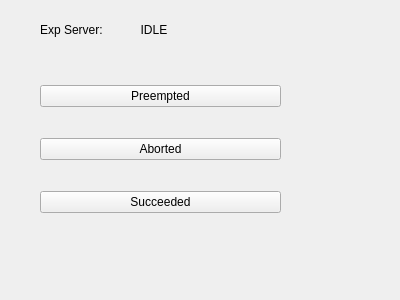
The window that exp_server_gui/resource/exp_server_gui.ui (BruceChanJianLe/ros-actionlib) describes before a commit, drawn with Qt 5.
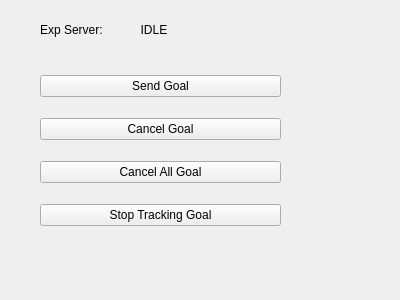
The same window after the commit.

The edit to the form file:
```diff
--- a/exp_server_gui/resource/exp_server_gui.ui
+++ b/exp_server_gui/resource/exp_server_gui.ui
@@ -52,24 +52,31 @@
     </rect>
    </property>
    <layout class="QGridLayout" name="gridLayout">
+    <item row="0" column="0">
+     <widget class="QPushButton" name="buttonSendGoal">
+      <property name="text">
+       <string>Send Goal</string>
+      </property>
+     </widget>
+    </item>
     <item row="1" column="0">
      <widget class="QPushButton" name="buttonAborted">
       <property name="text">
-       <string>Aborted</string>
+       <string>Cancel Goal</string>
       </property>
      </widget>
     </item>
     <item row="2" column="0">
      <widget class="QPushButton" name="buttonSucceeded">
       <property name="text">
-       <string>Succeeded</string>
+       <string>Cancel All Goal</string>
       </property>
      </widget>
     </item>
-    <item row="0" column="0">
-     <widget class="QPushButton" name="buttonPreempted">
+    <item row="3" column="0">
+     <widget class="QPushButton" name="buttonStopTrackingGoal">
       <property name="text">
-       <string>Preempted</string>
+       <string>Stop Tracking Goal</string>
       </property>
      </widget>
     </item>
```
Left out of the diff: 2 changed lines with no effect on the pictures.
